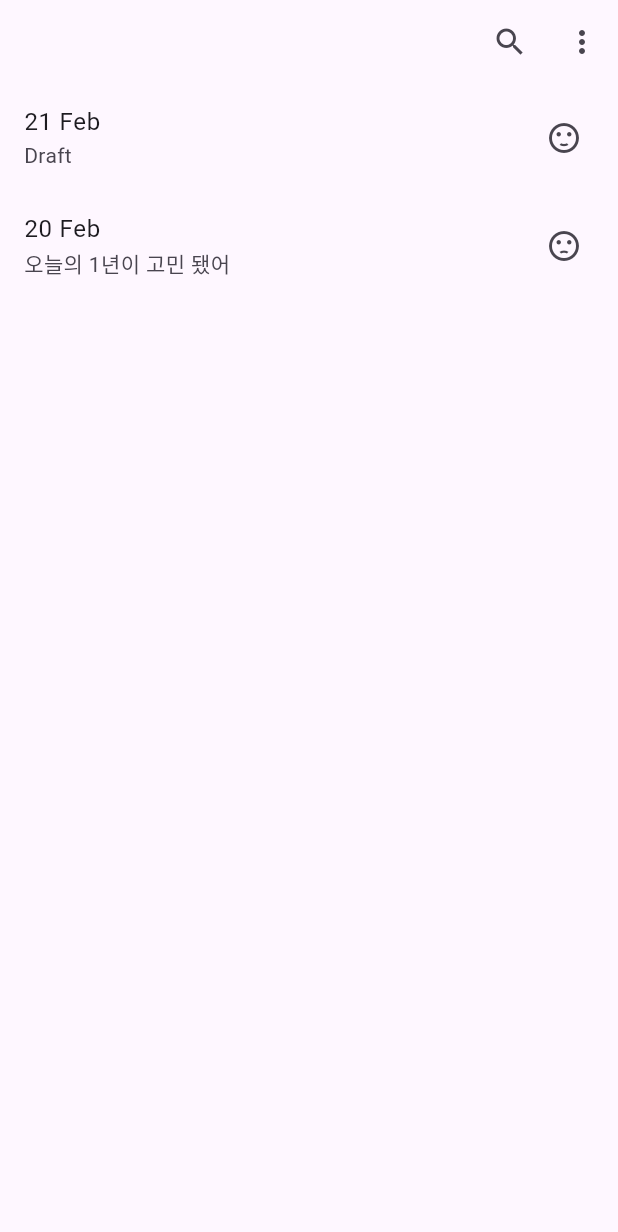
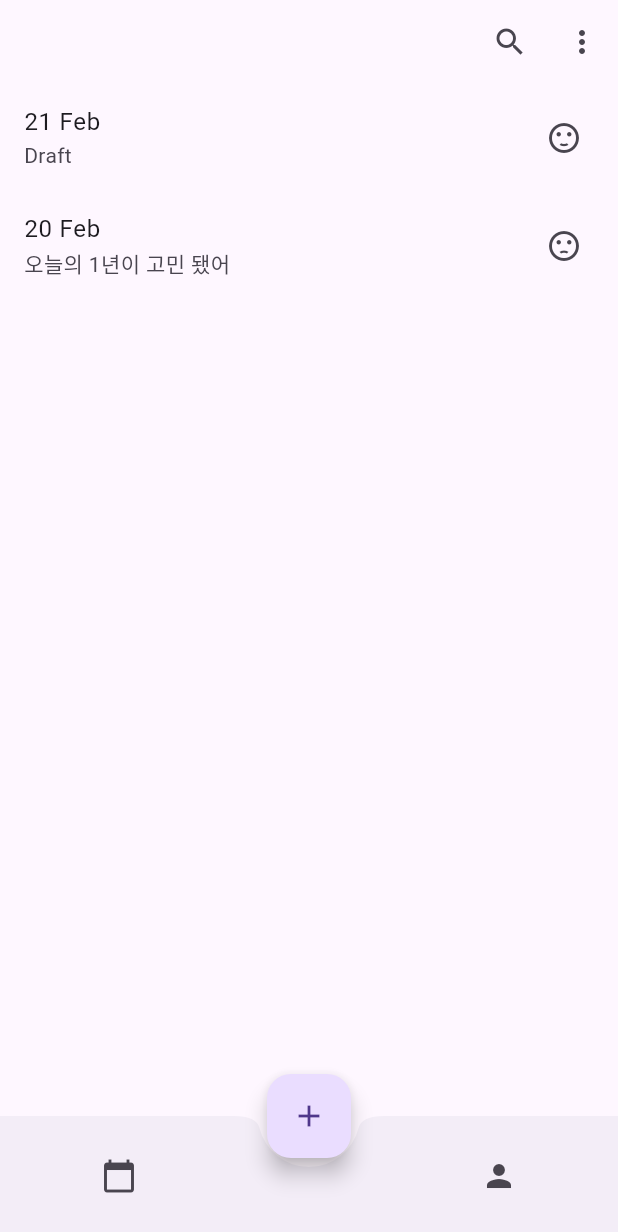
Before and after one commit to Richter3766/my_memory, a Flutter app: the screen it shows after launch, on a phone screen of 412 x 824 dp. Shown: the top 1232 px of the screen. Run offline on Flutter 3.47's test engine with Material 3 defaults, Android fonts, the phone set to English and light mode, and no system bars.

Commit message:
bottom navigation bar 추가 및 기타 코드 개선

```diff
--- a/lib/views/pages/home.dart
+++ b/lib/views/pages/home.dart
@@ -1,6 +1,9 @@
 import 'package:flutter/material.dart';
 import '../widgets/app_bar/home_app_bar.dart';
 import '../widgets/post/post_list.dart';
+import '../widgets/bottom_bar/bottom_bar.dart';
+import '../widgets/bottom_bar/button/post_btn.dart';
+import '../widgets/bottom_bar/bottom_bar_handler.dart';
 
 class HomePage extends StatelessWidget {
   const HomePage({super.key});
@@ -30,6 +33,16 @@ class MainPage extends StatelessWidget {
           Expanded(child: PostList()),
         ],
       ),
+
+      bottomNavigationBar: CustomBottomAppBar(
+        calendarBtnHandler: moveToCalendarPage,
+        profileBtnHandler: moveToProfilePage
+        ),
+
+      floatingActionButton: CustomFloatingActionButton(
+        postBtnHandler: moveToPostPage
+        ),
+      floatingActionButtonLocation: FloatingActionButtonLocation.centerDocked,
     );
   }
 }
--- a/lib/views/widgets/app_bar/home_app_bar.dart
+++ b/lib/views/widgets/app_bar/home_app_bar.dart
@@ -1,6 +1,6 @@
 import 'package:flutter/material.dart';
-import '../app_bar/popup_menu_btn.dart';
-import '../app_bar/search_btn.dart';
+import 'button/popup_menu_btn.dart';
+import 'button/search_btn.dart';
 
 class HomeAppBar extends StatelessWidget implements PreferredSizeWidget{
   const HomeAppBar({super.key});
--- /dev/null
+++ b/lib/views/widgets/bottom_bar/bottom_bar.dart
@@ -0,0 +1,31 @@
+import 'package:flutter/material.dart';
+import 'button/calendar_btn.dart';
+import './button/person_btn.dart';
+
+class CustomBottomAppBar extends StatelessWidget {
+  final Function calendarBtnHandler;
+  final Function profileBtnHandler;
+
+  const CustomBottomAppBar({
+    super.key,
+    required this.calendarBtnHandler,
+    required this.profileBtnHandler,
+  });
+
+  @override
+  Widget build(BuildContext context) {
+    return BottomAppBar(
+      shape: const CircularNotchedRectangle(),
+      notchMargin: 6.0,
+      child: Row(
+        mainAxisSize: MainAxisSize.max,
+        mainAxisAlignment: MainAxisAlignment.spaceAround,
+        children: <Widget>[
+          CalendarIconButton(tapHandler: calendarBtnHandler),
+          const SizedBox(width: 48), // FloatingActionButton의 공간을 만들기 위한 SizedBox
+          PersonIconButton(tapHandler: profileBtnHandler),
+        ],
+      ),
+    );
+  }
+}
--- /dev/null
+++ b/lib/views/widgets/bottom_bar/bottom_bar_handler.dart
@@ -0,0 +1,11 @@
+void moveToCalendarPage() {
+
+}
+
+void moveToProfilePage() {
+
+}
+
+void moveToPostPage(){
+
+}
--- /dev/null
+++ b/lib/views/widgets/bottom_bar/button/calendar_btn.dart
@@ -0,0 +1,15 @@
+import 'package:flutter/material.dart';
+
+class CalendarIconButton extends StatelessWidget {
+  final Function tapHandler;
+
+  const CalendarIconButton({super.key, required this.tapHandler});
+
+  @override
+  Widget build(BuildContext context) {
+    return IconButton(
+      icon: const Icon(Icons.calendar_today),
+      onPressed: () => tapHandler(),
+    );
+  }
+}
--- /dev/null
+++ b/lib/views/widgets/bottom_bar/button/person_btn.dart
@@ -0,0 +1,15 @@
+import 'package:flutter/material.dart';
+
+class PersonIconButton extends StatelessWidget {
+  final Function tapHandler;
+
+  const PersonIconButton({super.key, required this.tapHandler});
+
+  @override
+  Widget build(BuildContext context) {
+    return IconButton(
+      icon: const Icon(Icons.person),
+      onPressed: () => tapHandler(),
+    );
+  }
+}
--- /dev/null
+++ b/lib/views/widgets/bottom_bar/button/post_btn.dart
@@ -0,0 +1,15 @@
+import 'package:flutter/material.dart';
+
+class CustomFloatingActionButton extends StatelessWidget {
+  final Function postBtnHandler;
+
+  const CustomFloatingActionButton({super.key, required this.postBtnHandler});
+
+  @override
+  Widget build(BuildContext context) {
+    return FloatingActionButton(
+      child: const Icon(Icons.add),
+      onPressed: () => postBtnHandler(),
+    );
+  }
+}
```
Also changed, not shown: lib/views/widgets/app_bar/button/popup_menu_btn.dart (renamed from lib/views/widgets/app_bar/popup_menu_btn.dart), lib/views/widgets/app_bar/button/search_btn.dart (renamed from lib/views/widgets/app_bar/search_btn.dart).
